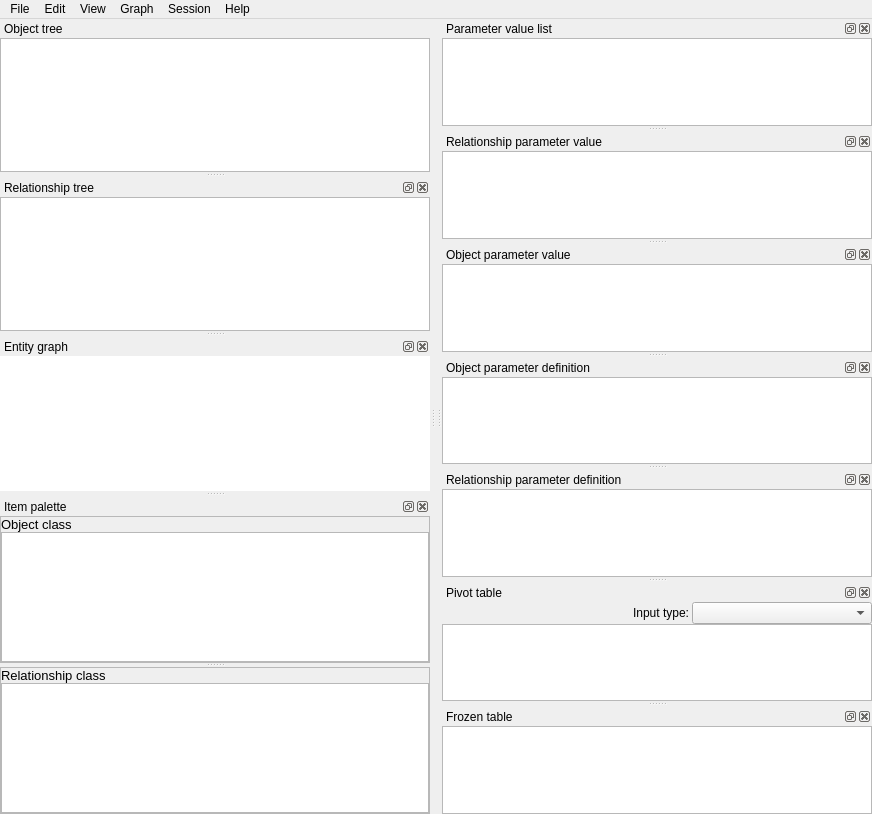
First picture: the form in spinetoolbox/data_store_form/ui/data_store_window.ui, repository spine-tools/Spine-Toolbox, before the edit.
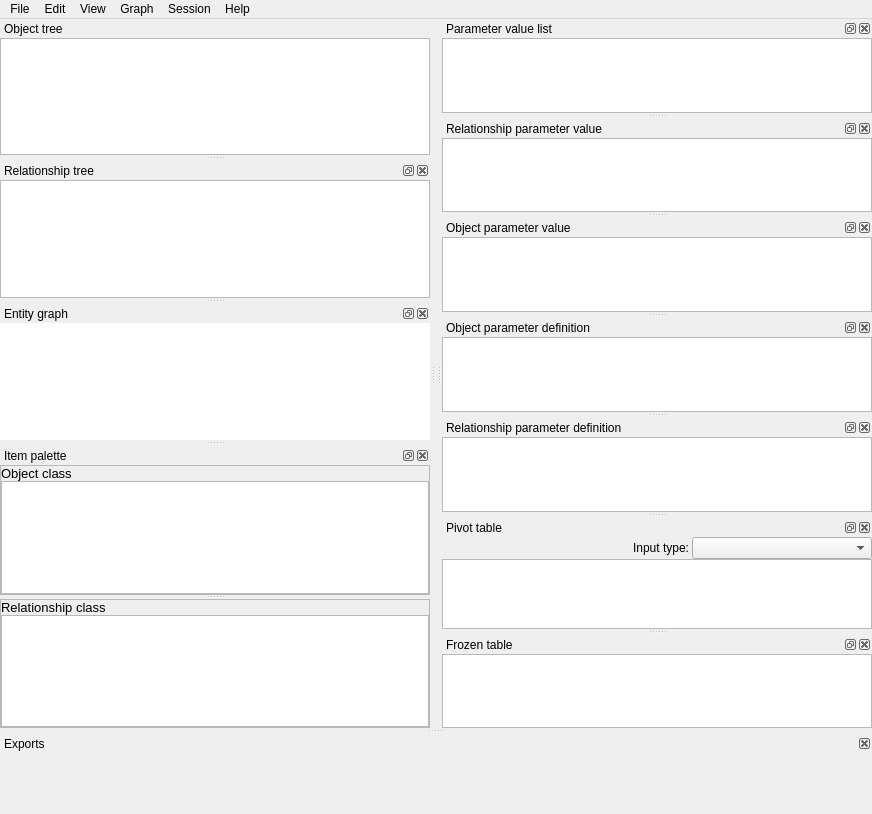
Second picture: the form after the edit. Icons and pictures are not drawn. Custom widgets are drawn as their Qt base class.

Commit message: DS Form: Get rid of clearable status bar in favor of exports widget

```diff
--- a/spinetoolbox/data_store_form/ui/data_store_window.ui
+++ b/spinetoolbox/data_store_form/ui/data_store_window.ui
@@ -1004,6 +1004,65 @@
     </layout>
    </widget>
   </widget>
+  <widget class="QDockWidget" name="dockWidget_exports">
+   <property name="maximumSize">
+    <size>
+     <width>524287</width>
+     <height>64</height>
+    </size>
+   </property>
+   <property name="features">
+    <set>QDockWidget::DockWidgetClosable</set>
+   </property>
+   <property name="allowedAreas">
+    <set>Qt::BottomDockWidgetArea</set>
+   </property>
+   <property name="windowTitle">
+    <string>Exports</string>
+   </property>
+   <attribute name="dockWidgetArea">
+    <number>8</number>
+   </attribute>
+   <widget class="QWidget" name="dockWidgetContents_12">
+    <layout class="QHBoxLayout" name="horizontalLayout_3">
+     <property name="spacing">
+      <number>0</number>
+     </property>
+     <property name="leftMargin">
+      <number>0</number>
+     </property>
+     <property name="topMargin">
+      <number>0</number>
+     </property>
+     <property name="rightMargin">
+      <number>0</number>
+     </property>
+     <property name="bottomMargin">
+      <number>0</number>
+     </property>
+     <item>
+      <layout class="QHBoxLayout" name="horizontalLayout_exports">
+       <property name="spacing">
+        <number>1</number>
+       </property>
+       <item>
+        <spacer name="horizontalSpacer">
+         <property name="orientation">
+          <enum>Qt::Horizontal</enum>
+         </property>
+         <property name="sizeHint" stdset="0">
+          <size>
+           <width>40</width>
+           <height>20</height>
+          </size>
+         </property>
+        </spacer>
+       </item>
+      </layout>
+     </item>
+    </layout>
+   </widget>
+  </widget>
   <action name="actionCommit">
    <property name="enabled">
     <bool>true</bool>
```
The commit also changes 4 other files.
